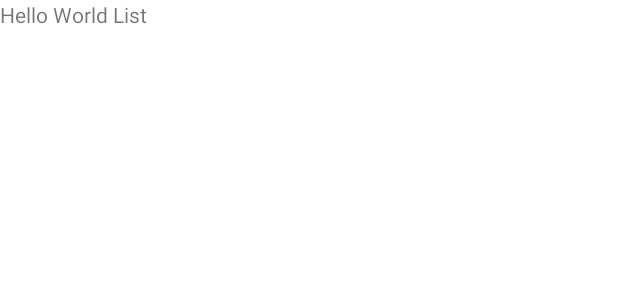
After one commit to efguydan/VestiaireWeather, an Android app: the layout fragment_weather_list.xml on its own in the app's theme, with its tools: preview values and no code run, on a phone screen of 412 x 824 dp. The commit adds this screen. Shown: the top 300 px of the screen. Run offline under Robolectric (Android 15) with nearby library versions, the phone set to English and light mode, and no system bars.

Commit message:
Add Fragments and navigations

```diff
--- /dev/null
+++ b/app/src/main/res/layout/fragment_weather_list.xml
@@ -0,0 +1,13 @@
+<?xml version="1.0" encoding="utf-8"?>
+<FrameLayout xmlns:android="http://schemas.android.com/apk/res/android"
+    xmlns:tools="http://schemas.android.com/tools"
+    android:layout_width="match_parent"
+    android:layout_height="match_parent"
+    tools:context=".presentation.weather.list.WeatherListFragment">
+
+    <TextView
+        android:layout_width="match_parent"
+        android:layout_height="match_parent"
+        android:text="Hello World List" />
+
+</FrameLayout>
--- a/app/src/main/res/values-night/themes.xml
+++ b/app/src/main/res/values-night/themes.xml
@@ -1,6 +1,6 @@
 <resources xmlns:tools="http://schemas.android.com/tools">
     <!-- Base application theme. -->
-    <style name="Theme.VestiaireWeather" parent="Theme.MaterialComponents.DayNight.DarkActionBar">
+    <style name="Theme.VestiaireWeather" parent="Theme.MaterialComponents.DayNight.NoActionBar">
         <!-- Primary brand color. -->
         <item name="colorPrimary">@color/purple_200</item>
         <item name="colorPrimaryVariant">@color/purple_700</item>
--- a/app/src/main/res/values/colors.xml
+++ b/app/src/main/res/values/colors.xml
@@ -3,9 +3,10 @@
     <color name="purple_200">#FFBB86FC</color>
     <color name="purple_500">#FF6200EE</color>
     <color name="purple_700">#FF3700B3</color>
-    <color name="teal_200">#FF03DAC5</color>
+    <color name="teal_200">#BA03DA</color>
     <color name="teal_700">#FF018786</color>
     <color name="black">#FF000000</color>
     <color name="white">#FFFFFFFF</color>
+    <color name="grey_01">#EDEDED</color>
     <color name="placeholder">#CACACA</color>
 </resources>
--- a/app/src/main/res/values/strings.xml
+++ b/app/src/main/res/values/strings.xml
@@ -1,3 +1,5 @@
 <resources>
     <string name="app_name">VestiaireWeather</string>
+    <!-- TODO: Remove or change this placeholder text -->
+    <string name="hello_blank_fragment">Hello blank fragment</string>
 </resources>
--- a/app/src/main/res/values/themes.xml
+++ b/app/src/main/res/values/themes.xml
@@ -1,16 +1,17 @@
 <resources xmlns:tools="http://schemas.android.com/tools">
     <!-- Base application theme. -->
-    <style name="Theme.VestiaireWeather" parent="Theme.MaterialComponents.DayNight.DarkActionBar">
+    <style name="Theme.VestiaireWeather" parent="Theme.MaterialComponents.DayNight.NoActionBar">
         <!-- Primary brand color. -->
-        <item name="colorPrimary">@color/purple_500</item>
-        <item name="colorPrimaryVariant">@color/purple_700</item>
-        <item name="colorOnPrimary">@color/white</item>
+        <item name="colorPrimary">@color/grey_01</item>
+        <item name="colorPrimaryVariant">@color/grey_01</item>
+        <item name="colorOnPrimary">@color/black</item>
         <!-- Secondary brand color. -->
-        <item name="colorSecondary">@color/teal_200</item>
-        <item name="colorSecondaryVariant">@color/teal_700</item>
-        <item name="colorOnSecondary">@color/black</item>
+        <item name="colorSecondary">@color/purple_500</item>
+        <item name="colorSecondaryVariant">@color/purple_700</item>
+        <item name="colorOnSecondary">@color/white</item>
         <!-- Status bar color. -->
         <item name="android:statusBarColor" tools:targetApi="l">?attr/colorPrimaryVariant</item>
         <!-- Customize your theme here. -->
+        <item name="android:windowLightStatusBar" tools:targetApi="m">true</item>
     </style>
 </resources>
```
Also changed, not shown: app/src/main/java/com/efedaniel/vestiaireweather/presentation/weather/details/WeatherDetailsFragment.kt (added, +23 -0 lines), app/src/main/java/com/efedaniel/vestiaireweather/presentation/weather/list/WeatherListFragment.kt (added, +24 -0 lines), app/src/main/res/layout/activity_main.xml (+11 -7 lines), app/src/main/res/layout/fragment_weather_details.xml (added, +13 -0 lines), app/src/main/res/navigation/nav_graph.xml (added, +23 -0 lines).
